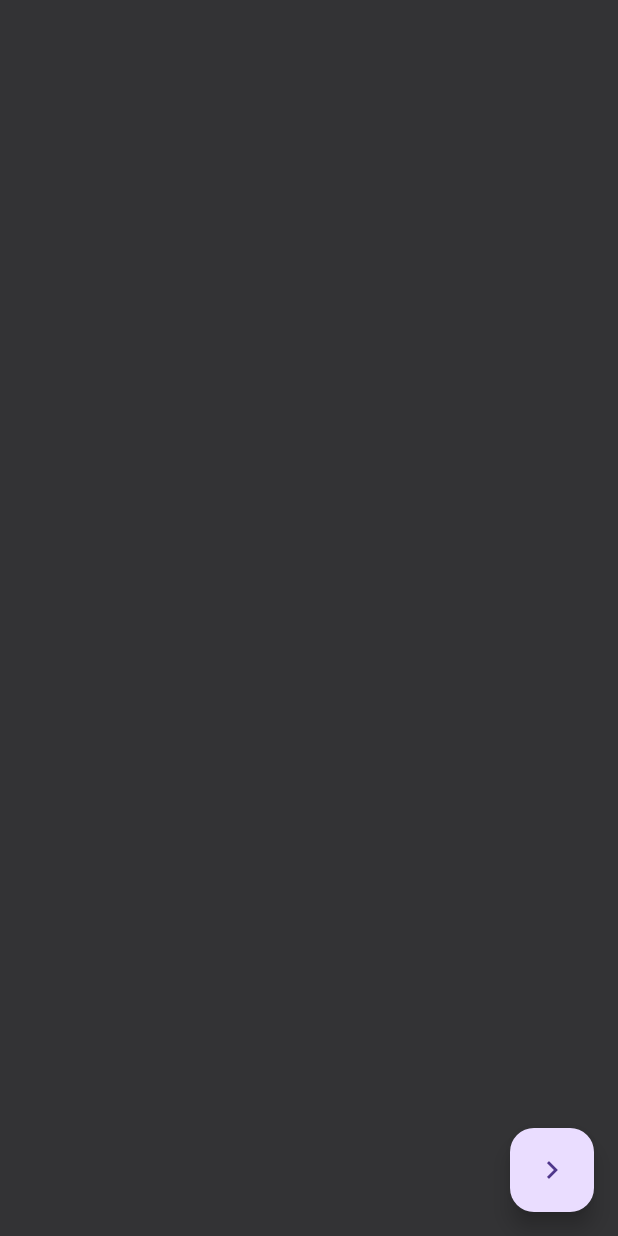
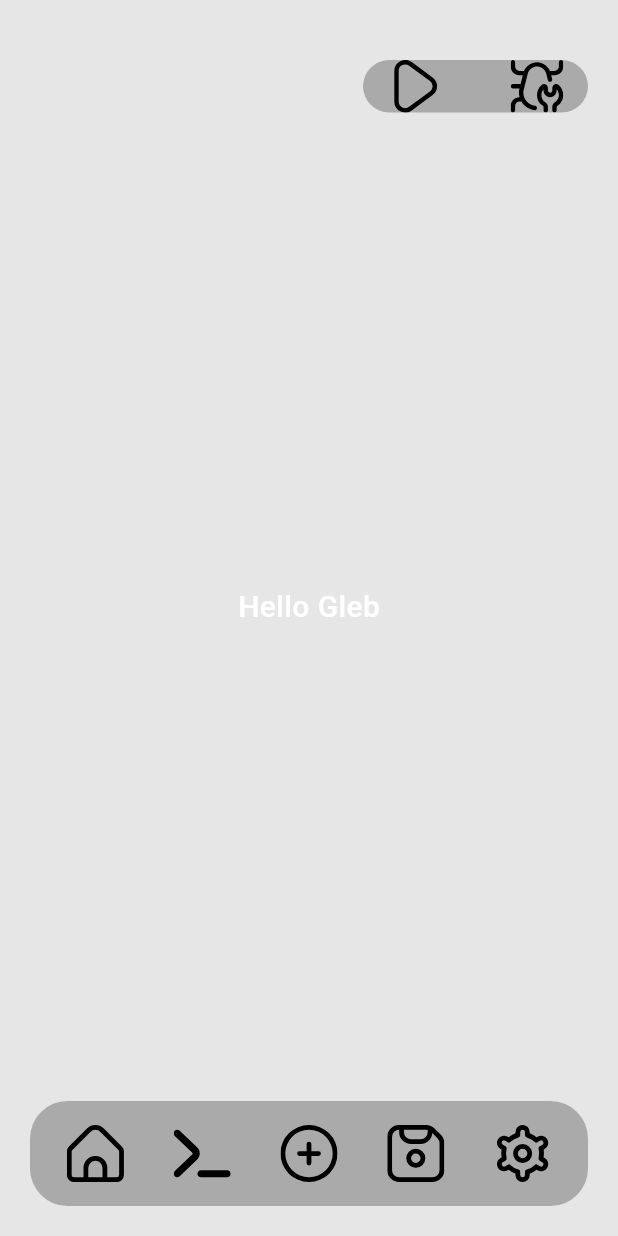
Before and after one commit to aspakaramych/HitsBlox, a Flutter app: the screen it shows after launch, on a phone screen of 412 x 824 dp. Run offline on Flutter 3.47's test engine with Material 3 defaults, Android fonts, the phone set to English and light mode, and no system bars; our stand-ins replace flutter_svg.

```diff
--- a/App/lib/design/screens/home_screen.dart
+++ b/App/lib/design/screens/home_screen.dart
@@ -1,40 +1,47 @@
 import 'package:flutter/material.dart';
 import 'test_screen.dart';
+import 'package:app/design/widgets/widgets.dart';
+import 'package:app/design/theme/colors.dart';
 
-class HomeScreen extends StatefulWidget {
-  const HomeScreen({Key? key}) : super(key: key);
+class mainScreen extends StatefulWidget {
+  const mainScreen({super.key});
 
   @override
-  State<HomeScreen> createState() => _HomeScreenState();
+  State<mainScreen> createState() => _mainScreenState();
 }
 
-class _HomeScreenState extends State<HomeScreen> {
-  int _counter = 0;
+class _mainScreenState extends State<mainScreen> {
+  final GlobalKey<ConsoleState> consoleKey = GlobalKey();
 
-  void _incrementCounter() {
-    setState(() {
-      _counter++;
+  void _showTerminalPanel(BuildContext context) {
+    showModalBottomSheet(
+      context: context,
+      shape: RoundedRectangleBorder(
+        borderRadius: BorderRadius.vertical(top: Radius.circular(25)),
+      ),
+      builder: (context) {
+        return Console(key: consoleKey);
+      },
+    );
+
+    WidgetsBinding.instance.addPostFrameCallback((_) {
+      if (consoleKey.currentState != null) {
+        consoleKey.currentState?.appendText('> Консоль открыта');
+      } else {
+        print("Консоль ещё не создана");
+      }
     });
   }
 
   @override
   Widget build(BuildContext context) {
-    final theme = Theme.of(context);
-    const String from = "home";
     return Scaffold(
-      floatingActionButton: Row(
-        mainAxisAlignment: MainAxisAlignment.end,
-        children: [
-          const SizedBox(width: 10),
-          FloatingActionButton(
-            onPressed: () {
-              Navigator.of(context).pushNamed('/test-page');
-            },
-            child: const Icon(Icons.navigate_next),
-          ),
-        ],
-      ),
-
+      appBar: PreferredSize(preferredSize: Size(150, 75), child: TopBar()),
+      body: Center(child: Text('Hello Gleb'),),
+      bottomNavigationBar: BottomBar(onTerminalPressed: () {
+        _showTerminalPanel(context);
+      }),
+      backgroundColor: AppColors.background,
     );
   }
 }
--- a/App/lib/design/theme/colors.dart
+++ b/App/lib/design/theme/colors.dart
@@ -5,4 +5,5 @@ class AppColors {
   static const Color background = Color(0xFFE6E6E6);
   static const Color highlight = Color(0xFF989898);
   static const Color icons = Colors.black;
+  static const Color text = Colors.black;
 }
--- a/App/lib/design/widgets/bottomBar.dart
+++ b/App/lib/design/widgets/bottomBar.dart
@@ -1,6 +1,10 @@
 part of 'widgets.dart';
 
 class BottomBar extends StatelessWidget {
+  final VoidCallback onTerminalPressed;
+
+  const BottomBar({Key? key, required this.onTerminalPressed}) : super(key: key);
+
   @override
   Widget build(BuildContext context) {
     return Container(
@@ -38,7 +42,7 @@ class BottomBar extends StatelessWidget {
                 height: 40,
                 colorFilter: ColorFilter.mode(Colors.black, BlendMode.srcIn),
               ),
-              onPressed: () {},
+              onPressed: onTerminalPressed,
             ),
             IconButton(
               icon: SvgPicture.asset(
--- a/App/lib/design/widgets/widgets.dart
+++ b/App/lib/design/widgets/widgets.dart
@@ -6,3 +6,4 @@ import '../theme/colors.dart';
 
 part 'bottomBar.dart';
 part 'topBar.dart';
+part 'console.dart';
--- a/App/lib/main.dart
+++ b/App/lib/main.dart
@@ -30,7 +30,7 @@ class MyApp extends StatelessWidget {
           ),
       ),
       routes: {
-        '/': (context) => HomeScreen(),
+        '/': (context) => mainScreen(),
         '/test-page': (context) => TestScreen()
       },
       // home: const HomeScreen(),
```
Also changed, not shown: App/lib/design/widgets/console.dart (added, +52 -0 lines).
